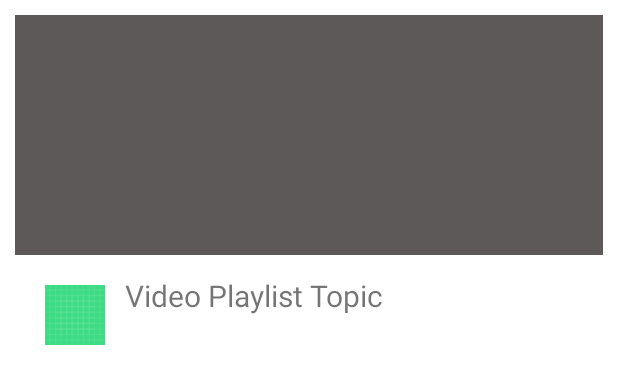
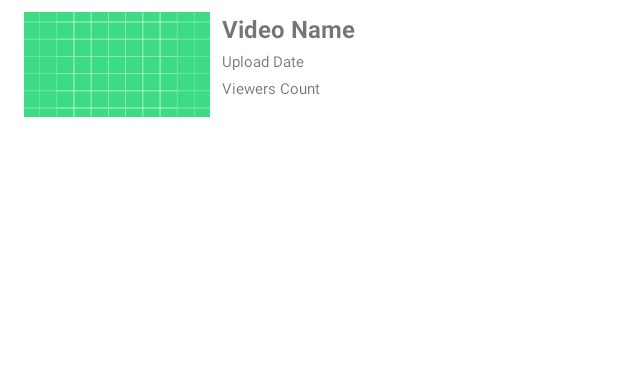
Before and after one commit to Apna-Tutor/ApnaTutor, an Android app: the layout item_video.xml on its own in the app's theme, with its tools: preview values and no code run, on a phone screen of 412 x 824 dp. Shown: the top 384 px of the screen. Run offline under Robolectric (Android 15) with nearby library versions, the phone set to English and light mode, and no system bars.

```diff
--- a/app/src/main/res/layout/item_video.xml
+++ b/app/src/main/res/layout/item_video.xml
@@ -1,52 +1,66 @@
 <?xml version="1.0" encoding="utf-8"?>
-<RelativeLayout xmlns:android="http://schemas.android.com/apk/res/android"
+<LinearLayout xmlns:android="http://schemas.android.com/apk/res/android"
+    xmlns:app="http://schemas.android.com/apk/res-auto"
+    xmlns:tools="http://schemas.android.com/tools"
     android:layout_width="match_parent"
-    android:padding="10dp"
-    android:layout_height="wrap_content">
+    android:layout_height="wrap_content"
+    android:paddingStart="16dp"
+    android:paddingTop="8dp"
+    android:paddingEnd="16dp"
+    android:paddingBottom="8dp">
 
-    <ImageView
-        android:id="@+id/thumbnail"
-        android:layout_width="match_parent"
+    <androidx.constraintlayout.widget.ConstraintLayout
+        android:layout_width="0dp"
         android:layout_height="wrap_content"
-        android:adjustViewBounds="true"
-        android:background="@color/grey"
-        android:minHeight="160dp" />
+        android:layout_weight="1">
 
+        <ImageView
+            android:id="@+id/videoThumbnail"
+            android:layout_width="0dp"
+            android:layout_height="0dp"
+            android:scaleType="centerCrop"
+            app:layout_constraintBottom_toBottomOf="parent"
+            app:layout_constraintDimensionRatio="16:9"
+            app:layout_constraintEnd_toEndOf="parent"
+            app:layout_constraintStart_toStartOf="parent"
+            app:layout_constraintTop_toTopOf="parent"
+            tools:srcCompat="@drawable/ic_launcher_background" />
+    </androidx.constraintlayout.widget.ConstraintLayout>
 
     <LinearLayout
-        android:layout_width="match_parent"
+        android:layout_width="0dp"
         android:layout_height="wrap_content"
-        android:layout_below="@+id/thumbnail"
-        android:layout_marginStart="10dp"
-        android:layout_marginTop="10dp"
-        android:layout_marginEnd="10dp"
-        android:layout_marginBottom="10dp"
-        android:orientation="horizontal">
-
-        <ImageView
-            android:id="@+id/userProfileImage"
-            android:layout_width="40dp"
-            android:layout_height="40dp"
-            android:layout_marginStart="10dp"
-            android:layout_marginTop="10dp"
-            android:layout_marginEnd="10dp"
-            android:layout_marginBottom="10dp"
-            android:src="@drawable/ic_launcher_background" />
+        android:layout_marginStart="8dp"
+        android:layout_weight="2"
+        android:orientation="vertical">
 
         <TextView
+            android:id="@+id/videoName"
             android:layout_width="match_parent"
             android:layout_height="wrap_content"
-            android:padding="3dp"
-            android:text="Video Playlist Topic"
-            android:textSize="20dp"
-            android:id="@+id/video_topicId"/>
+            android:layout_marginBottom="4dp"
+            android:text="Video Name"
+            android:textSize="16sp"
+            android:textStyle="bold"
+            tools:layout_conversion_absoluteHeight="33dp"
+            tools:layout_conversion_absoluteWidth="300dp"
+            tools:layout_editor_absoluteX="86dp"
+            tools:layout_editor_absoluteY="26dp" />
 
+        <TextView
+            android:id="@+id/uploadDate"
+            android:layout_width="match_parent"
+            android:layout_height="wrap_content"
+            android:layout_marginBottom="4dp"
+            android:text="Upload Date"
+            android:textSize="10sp" />
 
-
-
-
+        <TextView
+            android:id="@+id/viewersCount"
+            android:layout_width="match_parent"
+            android:layout_height="wrap_content"
+            android:text="Viewers Count"
+            android:textSize="10sp" />
 
     </LinearLayout>
-
-
-</RelativeLayout>
+</LinearLayout>
```
Also changed, not shown: app/src/main/java/com/debuggers/apna_tutor/Helpers/API.java (added, +25 -0 lines), app/src/main/res/layout/item_course.xml (added, +121 -0 lines), app/src/main/res/drawable-v24/faqq.png (deleted), app/src/main/res/drawable-v24/logoutt.png (deleted), app/src/main/res/drawable-v24/setingss.png (deleted).
